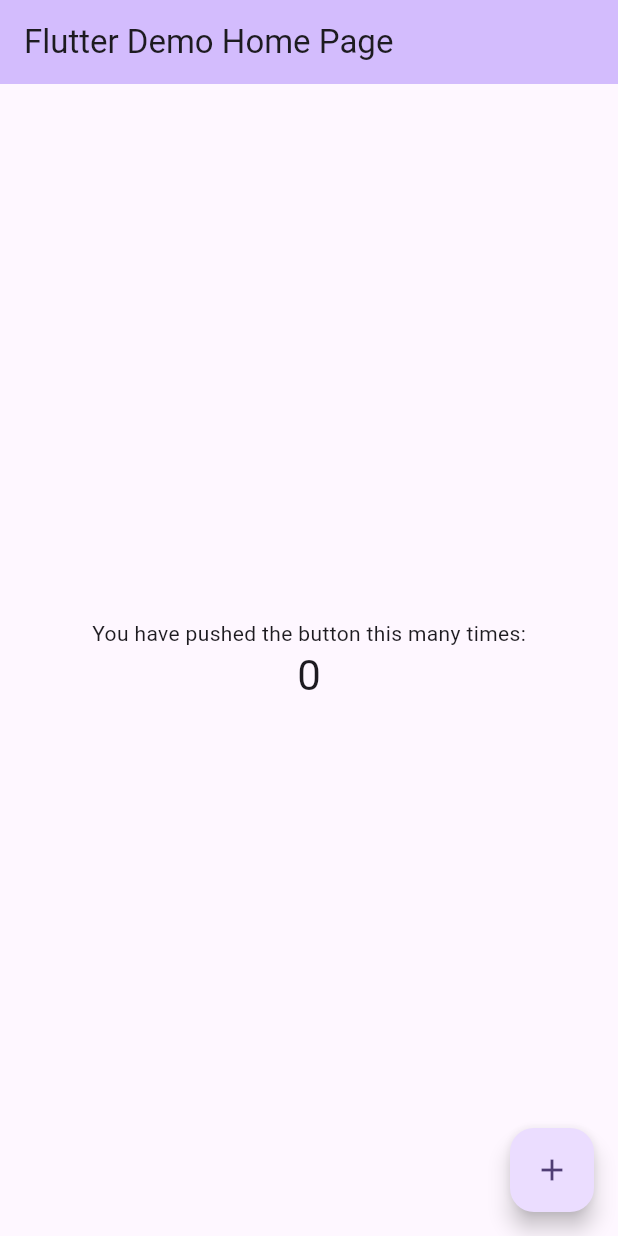
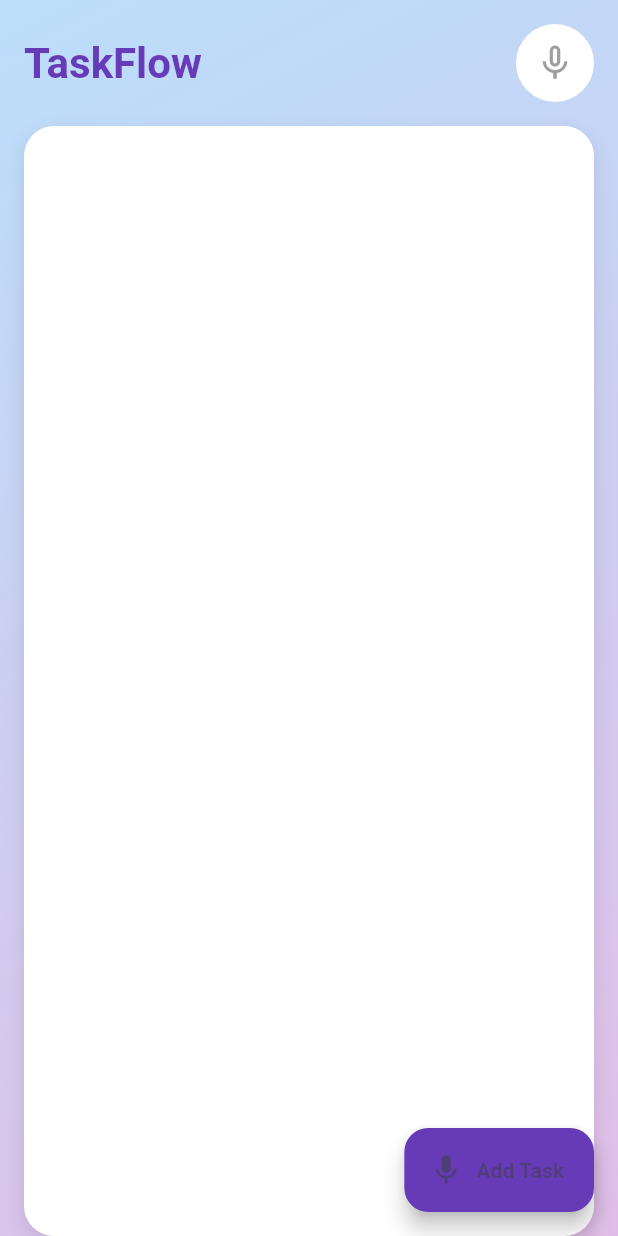
Before and after one commit to 22it095-Jeet/taskflow, a Flutter app: the screen it shows after launch, on a phone screen of 412 x 824 dp. Run offline on Flutter 3.47's test engine with Material 3 defaults, Android fonts, the phone set to English and light mode, and no system bars; our stand-ins replace flutter_riverpod, flutter_tts, hive, hive_flutter, speech_to_text; accounts and stored records are empty; generated files the repository leaves out were written again.

Commit message:
Basic UI

```diff
--- a/voice_todo_app/lib/main.dart
+++ b/voice_todo_app/lib/main.dart
@@ -1,125 +1,48 @@
 import 'package:flutter/material.dart';
+import 'package:flutter_riverpod/flutter_riverpod.dart';
+import 'package:hive_flutter/hive_flutter.dart';
+import 'screens/home_screen.dart';
 
-void main() {
-  runApp(const MyApp());
+void main() async {
+  WidgetsFlutterBinding.ensureInitialized();
+  await Hive.initFlutter();
+  await Hive.openBox('tasks');
+
+  runApp(
+    const ProviderScope(
+      child: MyApp(),
+    ),
+  );
 }
 
 class MyApp extends StatelessWidget {
   const MyApp({super.key});
 
-  // This widget is the root of your application.
   @override
   Widget build(BuildContext context) {
     return MaterialApp(
-      title: 'Flutter Demo',
+      title: 'TaskFlow',
       theme: ThemeData(
-        // This is the theme of your application.
-        //
-        // TRY THIS: Try running your application with "flutter run". You'll see
-        // the application has a purple toolbar. Then, without quitting the app,
-        // try changing the seedColor in the colorScheme below to Colors.green
-        // and then invoke "hot reload" (save your changes or press the "hot
-        // reload" button in a Flutter-supported IDE, or press "r" if you used
-        // the command line to start the app).
-        //
-        // Notice that the counter didn't reset back to zero; the application
-        // state is not lost during the reload. To reset the state, use hot
-        // restart instead.
-        //
-        // This works for code too, not just values: Most code changes can be
-        // tested with just a hot reload.
-        colorScheme: ColorScheme.fromSeed(seedColor: Colors.deepPurple),
+        colorScheme: ColorScheme.fromSeed(
+          seedColor: Colors.deepPurple,
+          brightness: Brightness.light,
+        ),
         useMaterial3: true,
       ),
-      home: const MyHomePage(title: 'Flutter Demo Home Page'),
+      darkTheme: ThemeData(
+        colorScheme: ColorScheme.fromSeed(
+          seedColor: Colors.deepPurple,
+          brightness: Brightness.dark,
+        ),
+        useMaterial3: true,
+      ),
+      home: const HomeScreen(),
     );
   }
 }
 
-class MyHomePage extends StatefulWidget {
-  const MyHomePage({super.key, required this.title});
-
-  // This widget is the home page of your application. It is stateful, meaning
-  // that it has a State object (defined below) that contains fields that affect
-  // how it looks.
-
-  // This class is the configuration for the state. It holds the values (in this
-  // case the title) provided by the parent (in this case the App widget) and
-  // used by the build method of the State. Fields in a Widget subclass are
-  // always marked "final".
-
-  final String title;
-
-  @override
-  State<MyHomePage> createState() => _MyHomePageState();
-}
-
-class _MyHomePageState extends State<MyHomePage> {
-  int _counter = 0;
-
-  void _incrementCounter() {
-    setState(() {
-      // This call to setState tells the Flutter framework that something has
-      // changed in this State, which causes it to rerun the build method below
-      // so that the display can reflect the updated values. If we changed
-      // _counter without calling setState(), then the build method would not be
-      // called again, and so nothing would appear to happen.
-      _counter++;
-    });
-  }
-
-  @override
-  Widget build(BuildContext context) {
-    // This method is rerun every time setState is called, for instance as done
-    // by the _incrementCounter method above.
-    //
-    // The Flutter framework has been optimized to make rerunning build methods
-    // fast, so that you can just rebuild anything that needs updating rather
-    // than having to individually change instances of widgets.
-    return Scaffold(
-      appBar: AppBar(
-        // TRY THIS: Try changing the color here to a specific color (to
-        // Colors.amber, perhaps?) and trigger a hot reload to see the AppBar
-        // change color while the other colors stay the same.
-        backgroundColor: Theme.of(context).colorScheme.inversePrimary,
-        // Here we take the value from the MyHomePage object that was created by
-        // the App.build method, and use it to set our appbar title.
-        title: Text(widget.title),
-      ),
-      body: Center(
-        // Center is a layout widget. It takes a single child and positions it
-        // in the middle of the parent.
-        child: Column(
-          // Column is also a layout widget. It takes a list of children and
-          // arranges them vertically. By default, it sizes itself to fit its
-          // children horizontally, and tries to be as tall as its parent.
-          //
-          // Column has various properties to control how it sizes itself and
-          // how it positions its children. Here we use mainAxisAlignment to
-          // center the children vertically; the main axis here is the vertical
-          // axis because Columns are vertical (the cross axis would be
-          // horizontal).
-          //
-          // TRY THIS: Invoke "debug painting" (choose the "Toggle Debug Paint"
-          // action in the IDE, or press "p" in the console), to see the
-          // wireframe for each widget.
-          mainAxisAlignment: MainAxisAlignment.center,
-          children: <Widget>[
-            const Text(
-              'You have pushed the button this many times:',
-            ),
-            Text(
-              '$_counter',
-              style: Theme.of(context).textTheme.headlineMedium,
-            ),
-          ],
-        ),
-      ),
-      floatingActionButton: FloatingActionButton(
-        onPressed: _incrementCounter,
-        tooltip: 'Increment',
-        child: const Icon(Icons.add),
-      ), // This trailing comma makes auto-formatting nicer for build methods.
-    );
-  }
-}
+// await _speechToText.listen(
+//   onResult: (result) {
+//     print(result.recognizedWords);
+//   },
+// );
--- /dev/null
+++ b/voice_todo_app/lib/models/task.dart
@@ -0,0 +1,45 @@
+import 'package:hive/hive.dart';
+
+part 'task.g.dart';
+
+@HiveType(typeId: 0)
+class Task {
+  @HiveField(0)
+  final String id;
+
+  @HiveField(1)
+  final String title;
+
+  @HiveField(2)
+  final bool isCompleted;
+
+  @HiveField(3)
+  final DateTime createdAt;
+
+  @HiveField(4)
+  final DateTime? completedAt;
+
+  Task({
+    required this.id,
+    required this.title,
+    this.isCompleted = false,
+    required this.createdAt,
+    this.completedAt,
+  });
+
+  Task copyWith({
+    String? id,
+    String? title,
+    bool? isCompleted,
+    DateTime? createdAt,
+    DateTime? completedAt,
+  }) {
+    return Task(
+      id: id ?? this.id,
+      title: title ?? this.title,
+      isCompleted: isCompleted ?? this.isCompleted,
+      createdAt: createdAt ?? this.createdAt,
+      completedAt: completedAt ?? this.completedAt,
+    );
+  }
+}
--- /dev/null
+++ b/voice_todo_app/lib/providers/task_provider.dart
@@ -0,0 +1,52 @@
+import 'package:flutter_riverpod/flutter_riverpod.dart';
+import 'package:hive_flutter/hive_flutter.dart';
+import '../models/task.dart';
+
+final taskProvider = StateNotifierProvider<TaskNotifier, List<Task>>((ref) {
+  return TaskNotifier();
+});
+
+class TaskNotifier extends StateNotifier<List<Task>> {
+  TaskNotifier() : super([]) {
+    _loadTasks();
+  }
+
+  final _box = Hive.box('tasks');
+
+  Future<void> _loadTasks() async {
+    final tasks = _box.values.map((e) => e as Task).toList();
+    state = tasks;
+  }
+
+  Future<void> addTask(String title) async {
+    final task = Task(
+      id: DateTime.now().millisecondsSinceEpoch.toString(),
+      title: title,
+      createdAt: DateTime.now(),
+    );
+    await _box.put(task.id, task);
+    state = [...state, task];
+  }
+
+  Future<void> toggleTask(String id) async {
+    final taskIndex = state.indexWhere((task) => task.id == id);
+    if (taskIndex != -1) {
+      final task = state[taskIndex];
+      final updatedTask = task.copyWith(
+        isCompleted: !task.isCompleted,
+        completedAt: !task.isCompleted ? DateTime.now() : null,
+      );
+      await _box.put(id, updatedTask);
+      state = [
+        ...state.sublist(0, taskIndex),
+        updatedTask,
+        ...state.sublist(taskIndex + 1),
+      ];
+    }
+  }
+
+  Future<void> deleteTask(String id) async {
+    await _box.delete(id);
+    state = state.where((task) => task.id != id).toList();
+  }
+}
--- /dev/null
+++ b/voice_todo_app/lib/screens/home_screen.dart
@@ -0,0 +1,170 @@
+import 'package:flutter/material.dart';
+import 'package:flutter_riverpod/flutter_riverpod.dart';
+import '../providers/task_provider.dart';
+import '../services/voice_service.dart';
+
+class HomeScreen extends ConsumerStatefulWidget {
+  const HomeScreen({super.key});
+
+  @override
+  ConsumerState<HomeScreen> createState() => _HomeScreenState();
+}
+
+class _HomeScreenState extends ConsumerState<HomeScreen> {
+  final VoiceService _voiceService = VoiceService();
+  bool _isListening = false;
+
+  @override
+  void initState() {
+    super.initState();
+    _initializeVoiceService();
+  }
+
+  Future<void> _initializeVoiceService() async {
+    await _voiceService.initialize();
+  }
+
+  Future<void> _startListening() async {
+    if (!_isListening) {
+      setState(() => _isListening = true);
+      await _voiceService.startListening(
+        onResult: (text) async {
+          setState(() => _isListening = false);
+          if (text.isNotEmpty) {
+            await ref.read(taskProvider.notifier).addTask(text);
+            await _voiceService.speak('Task added: $text');
+          }
+        },
+        onError: () {
+          setState(() => _isListening = false);
+          ScaffoldMessenger.of(context).showSnackBar(
+            const SnackBar(content: Text('Error listening to voice')),
+          );
+        },
+      );
+    }
+  }
+
+  @override
+  Widget build(BuildContext context) {
+    final tasks = ref.watch(taskProvider);
+
+    return Scaffold(
+      body: Container(
+        decoration: BoxDecoration(
+          gradient: LinearGradient(
+            begin: Alignment.topLeft,
+            end: Alignment.bottomRight,
+            colors: [
+              Colors.blue.shade100,
+              Colors.purple.shade100,
+            ],
+          ),
+        ),
+        child: SafeArea(
+          child: Column(
+            children: [
+              Padding(
+                padding: const EdgeInsets.all(16.0),
+                child: Row(
+                  mainAxisAlignment: MainAxisAlignment.spaceBetween,
+                  children: [
+                    Text(
+                      'TaskFlow',
+                      style: Theme.of(context).textTheme.headlineMedium?.copyWith(
+                            fontWeight: FontWeight.bold,
+                            color: Colors.deepPurple,
+                          ),
+                    ),
+                    IconButton(
+                      onPressed: _isListening ? null : _startListening,
+                      icon: Icon(
+                        _isListening ? Icons.mic : Icons.mic_none,
+                        size: 28,
+                        color: _isListening ? Colors.red : Colors.grey,
+                      ),
+                      style: IconButton.styleFrom(
+                        backgroundColor: Colors.white,
+                        padding: const EdgeInsets.all(12),
+                      ),
+                    ),
+                  ],
+                ),
+              ),
+              Expanded(
+                child: Container(
+                  margin: const EdgeInsets.symmetric(horizontal: 16),
+                  decoration: BoxDecoration(
+                    color: Colors.white,
+                    borderRadius: BorderRadius.circular(20),
+                    boxShadow: [
+                      BoxShadow(
+                        color: Colors.black.withOpacity(0.1),
+                        blurRadius: 10,
+                        offset: const Offset(0, 5),
+                      ),
+                    ],
+                  ),
+                  child: ClipRRect(
+                    borderRadius: BorderRadius.circular(20),
+                    child: ListView.builder(
+                      padding: const EdgeInsets.all(16),
+                      itemCount: tasks.length,
+                      itemBuilder: (context, index) {
+                        final task = tasks[index];
+                        return Card(
+                          margin: const EdgeInsets.only(bottom: 12),
+                          elevation: 2,
+                          shape: RoundedRectangleBorder(
+                            borderRadius: BorderRadius.circular(12),
+                          ),
+                          child: ListTile(
+                            leading: Checkbox(
+                              value: task.isCompleted,
+                              onChanged: (value) async {
+                                await ref
+                                    .read(taskProvider.notifier)
+                                    .toggleTask(task.id);
+                                await _voiceService.speak(
+                                    'Task ${task.isCompleted ? 'completed' : 'uncompleted'}: ${task.title}');
+                              },
+                            ),
+                            title: Text(
+                              task.title,
+                              style: TextStyle(
+                                fontWeight: FontWeight.w500,
+                                decoration: task.isCompleted
+                                    ? TextDecoration.lineThrough
+                                    : null,
+                              ),
+                            ),
+                            trailing: IconButton(
+                              icon: const Icon(Icons.delete_outline),
+                              onPressed: () async {
+                                await ref
+                                    .read(taskProvider.notifier)
+                                    .deleteTask(task.id);
+                                await _voiceService.speak(
+                                    'Task deleted: ${task.title}');
+                              },
+                            ),
+                          ),
+                        );
+                      },
+                    ),
+                  ),
+                ),
+              ),
+            ],
+          ),
+        ),
+      ),
+      floatingActionButton: FloatingActionButton.extended(
+        onPressed: _startListening,
+        backgroundColor: Colors.deepPurple,
+        icon: const Icon(Icons.mic),
+        label: const Text('Add Task'),
+      ),
+    );
+  }
+}
--- a/voice_todo_app/pubspec.yaml
+++ b/voice_todo_app/pubspec.yaml
@@ -30,11 +30,13 @@ environment:
 dependencies:
   flutter:
     sdk: flutter
-  speech_to_text: ^5.0.0
   hive: ^2.0.0
   hive_flutter: ^1.1.0
   flutter_tts: ^3.0.0
   riverpod: ^2.0.0
+  flutter_riverpod: ^2.0.0
+  speech_to_text: ^6.0.0
+  speech_to_text_platform_interface: ^2.3.0
 
   # The following adds the Cupertino Icons font to your application.
   # Use with the CupertinoIcons class for iOS style icons.
@@ -50,6 +52,8 @@ dev_dependencies:
   # package. See that file for information about deactivating specific lint
   # rules and activating additional ones.
   flutter_lints: ^5.0.0
+  build_runner: ^2.4.8
+  hive_generator: ^2.0.1
 
 # For information on the generic Dart part of this file, see the
 # following page: https://dart.dev/tools/pub/pubspec
```
Also changed, not shown: voice_todo_app/build.yaml (added, +9 -0 lines), voice_todo_app/lib/services/voice_service.dart (added, +52 -0 lines), voice_todo_app/pubspec.lock, 2 other files.
